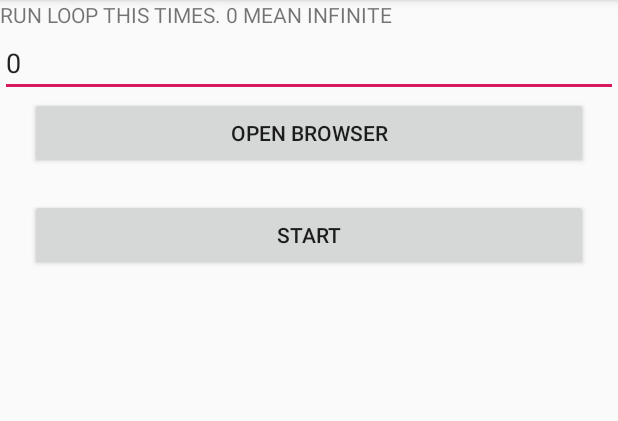
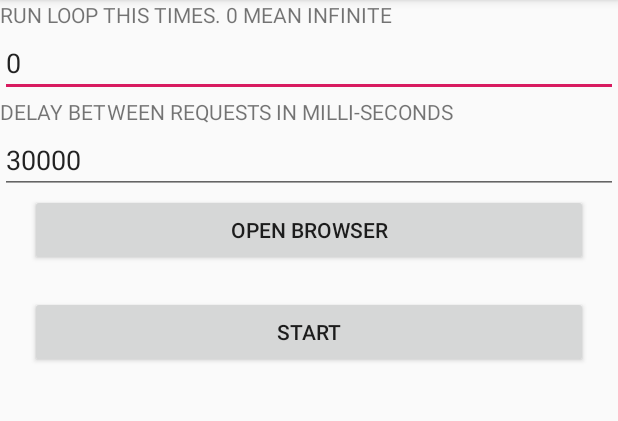
Before and after one commit to Moutamid/CapterraWebsitesLinkScraper, an Android app: the screen it shows after launch (MainActivity), after a tap on "START", on a phone screen of 412 x 824 dp, the part 84-505 px from its top. Run offline under Robolectric (Android 15) with nearby library versions, the phone set to English and light mode, and no system bars.

Commit message:
added delay between requests

```diff
--- a/app/src/main/java/com/example/andy/myapplication/MainActivity.java
+++ b/app/src/main/java/com/example/andy/myapplication/MainActivity.java
@@ -39,6 +39,7 @@ public class MainActivity extends AppCompatActivity {
     ArrayList<String> profileUrlsList = new ArrayList<String>();
     ArrayList<String> websiteUrlsList = new ArrayList<String>();
     EditText loop_execute_count_editText;
+    EditText delay_between_requests_editText;
 
     @Override
     protected void onCreate(Bundle savedInstanceState) {
@@ -47,6 +48,7 @@ public class MainActivity extends AppCompatActivity {
         textView = findViewById(R.id.outputTextview);
 
         loop_execute_count_editText = findViewById(R.id.loop_execute_count_editText);
+        delay_between_requests_editText = findViewById(R.id.delay_between_requests_editText);
 
         progressDialog = new ProgressDialog(MainActivity.this);
         progressDialog.setCancelable(false);
@@ -385,6 +387,8 @@ public class MainActivity extends AppCompatActivity {
 
             String totalSize = String.valueOf(profileUrlsList.size());
 
+            // THIS CODE DETERMINES THAT HOW MUCH TIME A LOOP
+            // SHOULD RUN LIKE ONLY 5 TIMES
             int i = 0;
             String lll = loop_execute_count_editText.getText().toString();
             int loopCount;
@@ -393,24 +397,32 @@ public class MainActivity extends AppCompatActivity {
             else
                 loopCount = Integer.parseInt(lll);
 
+            // THIS CODE DETERMINES THAT WHAT SHOULD BE DELAY
+            // BETWEEN EACH NETWORK REQUEST BECAUSE OF CAPPTERRA
+            // RESTRICTIONS
+            String ppp = delay_between_requests_editText.getText().toString();
+            int delayInt;
+            if (ppp.isEmpty())
+                delayInt = 30000;
+            else
+                delayInt = Integer.parseInt(ppp);
+
             for (String profileUrl : profileUrlsList) {
 
 //                if (profileUrlsList.indexOf(profileUrl) + 1)
 
-/*
                 String htmlData = getHtmlString(profileUrl);
 
                 String webUrl = getWebsiteUrl(htmlData);
 
                 websiteUrlsList.add(webUrl);
-*/
 
                 int position = profileUrlsList.indexOf(profileUrl) + 1;
 
                 updateProgressBar(String.valueOf(position), totalSize);
 
                 try {
-                    Thread.sleep(30000);//60000
+                    Thread.sleep(delayInt);//60000
                 } catch (InterruptedException e) {
                     e.printStackTrace();
                 }
--- a/app/src/main/res/layout/activity_main.xml
+++ b/app/src/main/res/layout/activity_main.xml
@@ -12,11 +12,30 @@
         android:text="RUN LOOP THIS TIMES. 0 MEAN INFINITE" />
 
     <EditText
+        android:id="@+id/loop_execute_count_editText"
         android:layout_width="match_parent"
         android:layout_height="wrap_content"
         android:inputType="number"
-        android:id="@+id/loop_execute_count_editText"
         android:text="0" />
+
+
+    <TextView
+        android:layout_width="wrap_content"
+        android:layout_height="wrap_content"
+        android:text="DELAY BETWEEN REQUESTS IN MILLI-SECONDS" />
+
+    <EditText
+        android:id="@+id/delay_between_requests_editText"
+        android:layout_width="match_parent"
+        android:layout_height="wrap_content"
+        android:inputType="number"
+        android:text="30000" />
+
+
+    <!--    <View-->
+    <!--        android:layout_width="match_parent"-->
+    <!--        android:layout_height="1dp"-->
+    <!--        android:background="@color/colorAccent" />-->
 
     <Button
         android:id="@+id/browserBtn"
```
